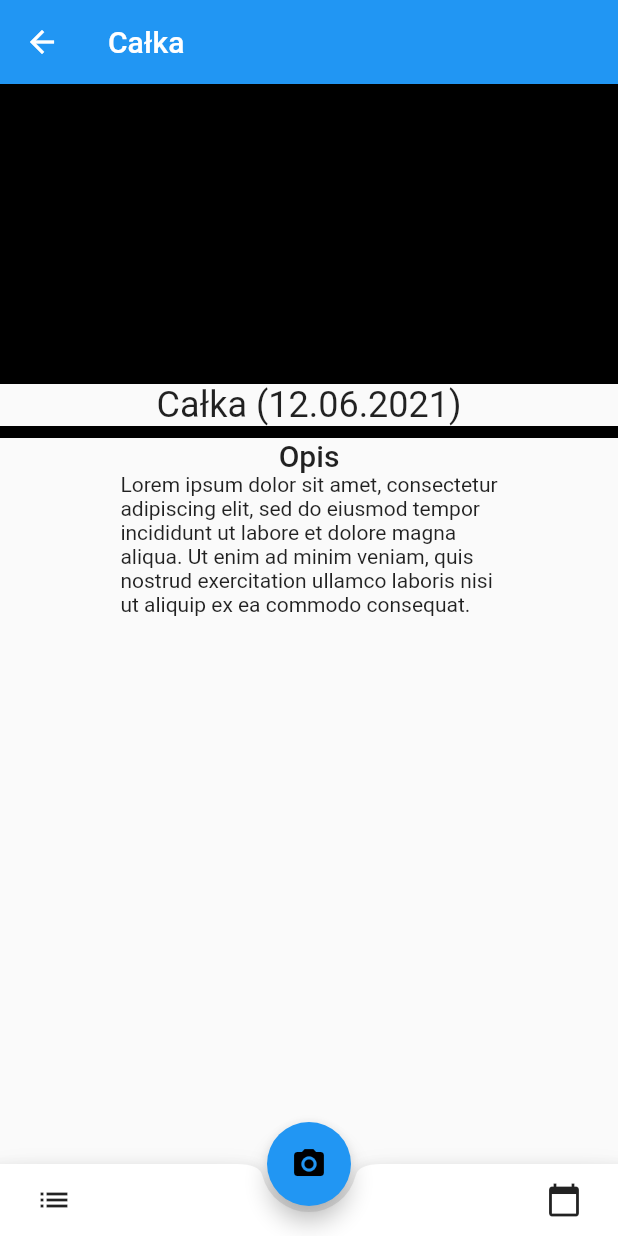
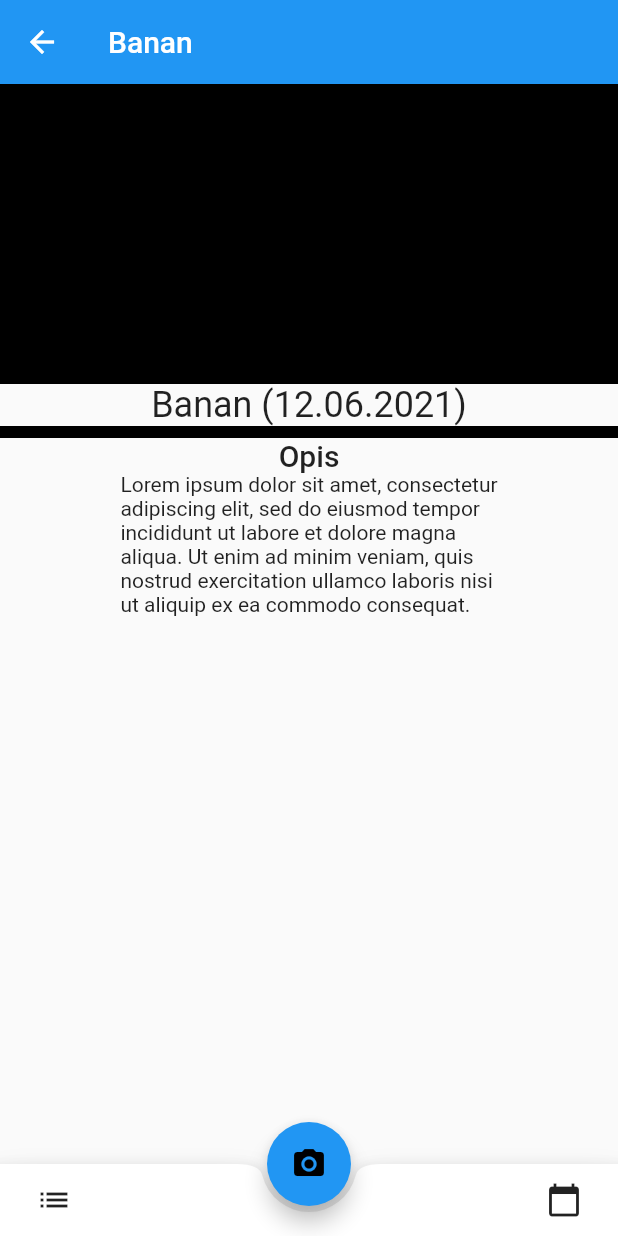
Before and after one commit to m-soltan/match_it, a Flutter app: the screen it shows after launch, after a tap on "Banan", on a phone screen of 412 x 824 dp. Run offline on Flutter 3.47's test engine with Material 2 defaults, Android fonts, the phone set to English and light mode, and no system bars.

Commit message:
use list item's title instead of a hardcoded value

```diff
--- a/lib/definition_screen.dart
+++ b/lib/definition_screen.dart
@@ -5,6 +5,10 @@ import 'camera_screen.dart';
 import 'flashcards_screen.dart';
 
 class DefinitionScreen extends StatelessWidget {
+  final String title;
+
+  DefinitionScreen(this.title);
+
   @override
   Widget build(context) {
     var lines = <String> [
@@ -18,14 +22,14 @@ class DefinitionScreen extends StatelessWidget {
     return Scaffold(
       appBar: AppBar(
         leading: BackButton(),
-        title: Text("Całka"),
+        title: Text(title),
       ),
       body: Column(
         children: <Widget> [
           Container(color: Colors.black, height: 200),
           Container(
             child: Text(
-              "Całka (12.06.2021)",
+              title + " (12.06.2021)",
               style: Theme.of(context).textTheme.headline5,
             ),
           ),
--- a/lib/list_screen.dart
+++ b/lib/list_screen.dart
@@ -88,7 +88,7 @@ class ListScreen extends StatelessWidget {
                   Navigator.of(context).push(
                     PageRouteBuilder(
                       pageBuilder: (context, animation, secondaryAnimation) {
-                        return DefinitionScreen();
+                        return DefinitionScreen(i._s);
                       },
                       transitionsBuilder: _transitionsBuilder,
                     ),
```
